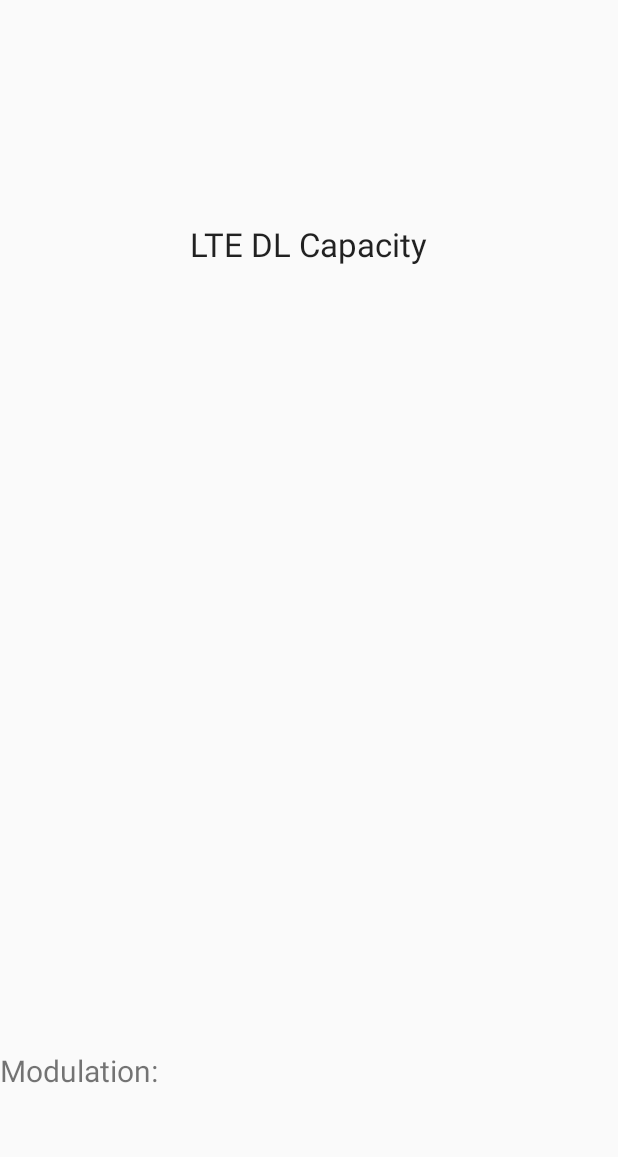
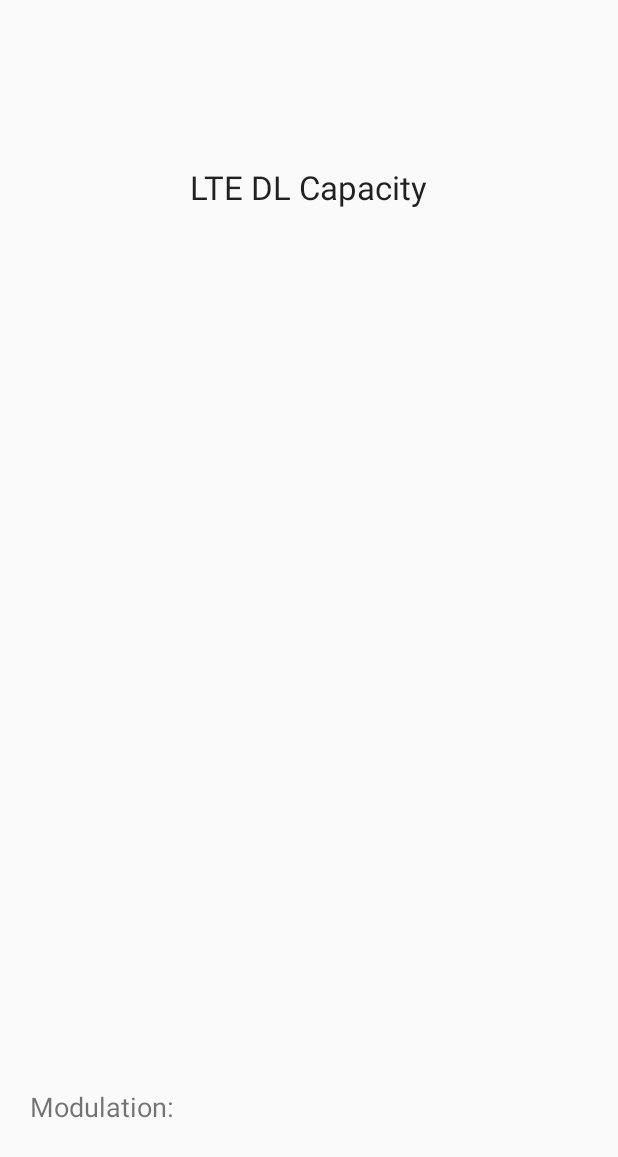
Before and after one commit to mobile-insight/mobileinsight-widgetdemo, an Android app: the layout lte_phy_widget.xml on its own in the app's theme, with its tools: preview values and no code run, on a phone screen of 412 x 824 dp. Shown: the top 1157 px of the screen. Run offline under Robolectric (Android 15) with nearby library versions, the phone set to English and light mode, and no system bars.

Commit message:
refine phy bandwidth widget UI

```diff
--- a/widget/src/main/java/net/mobileinsight/widgetdemo/LtePhyWidget.java
+++ b/widget/src/main/java/net/mobileinsight/widgetdemo/LtePhyWidget.java
@@ -131,7 +131,7 @@ public class LtePhyWidget extends AppWidgetProvider {
                 rv.setTextViewText(R.id.textView1, String.valueOf(number).concat(" Mbps"));
                 rv.setTextColor(R.id.textView1, Color.WHITE);
 
-                rv.setTextViewText(R.id.textView2, "Modulation:".concat(modulation0));
+                rv.setTextViewText(R.id.textView2, "Current modulation:".concat(modulation0));
                 float qpsk = Float.parseFloat(statistics_qpsk);
                 float qam16 = Float.parseFloat(statistics_16qam);
                 float qam64 = Float.parseFloat(statistics_64qam);
@@ -146,9 +146,9 @@ public class LtePhyWidget extends AppWidgetProvider {
                     qam16 = 0;
                     qam64 = 0;
                 }
-                rv.setTextViewText(R.id.textView3,"QPSK: "+String.format("%.2f",qpsk)+"%");
-                rv.setTextViewText(R.id.textView4,"16QAM: "+String.format("%.2f",qam16)+"%");
-                rv.setTextViewText(R.id.textView5,"64QAM: "+String.format("%.2f",qam64)+"%");
+                rv.setTextViewText(R.id.textView3,"QPSK (% in last 1s): "+String.format("%.2f",qpsk)+"%");
+                rv.setTextViewText(R.id.textView4,"16QAM (% in last 1s): "+String.format("%.2f",qam16)+"%");
+                rv.setTextViewText(R.id.textView5,"64QAM (% in last 1s): "+String.format("%.2f",qam64)+"%");
 
                 rv.setBitmap(R.id.imageView, "setImageBitmap", bmp);
 
--- a/widget/src/main/res/layout/lte_phy_widget.xml
+++ b/widget/src/main/res/layout/lte_phy_widget.xml
@@ -1,6 +1,6 @@
 <RelativeLayout xmlns:android="http://schemas.android.com/apk/res/android"
     android:layout_width="match_parent" android:layout_height="match_parent"
-    android:padding="@dimen/widget_margin" android:background="#00000000"
+    android:padding="@dimen/widget_margin"
     android:orientation= "vertical">
 
 
@@ -18,25 +18,17 @@
         android:textAppearance="?android:attr/textAppearanceLarge"
         android:text="LTE DL Capacity"
         android:id="@+id/textView1"
-        android:layout_marginTop="148dp"
+        android:layout_marginTop="110dp"
         android:layout_alignParentTop="true"
         android:layout_centerHorizontal="true" />
 
     <TextView
         android:layout_width="wrap_content"
         android:layout_height="wrap_content"
-        android:id="@+id/textView3"
-        android:textSize="20sp"
-        android:layout_alignParentBottom="true"
-        android:layout_alignParentStart="true"
-        android:layout_marginBottom="69dp" />
-
-    <TextView
-        android:layout_width="wrap_content"
-        android:layout_height="wrap_content"
         android:text="Modulation: "
         android:id="@+id/textView2"
-        android:textSize="20sp"
+        android:textSize="18sp"
+        android:layout_marginLeft="20dp"
         android:layout_alignParentStart="true"
         android:layout_above="@+id/textView3"
         android:layout_alignParentLeft="true" />
@@ -44,17 +36,27 @@
     <TextView
         android:layout_width="wrap_content"
         android:layout_height="wrap_content"
+        android:id="@+id/textView3"
+        android:layout_marginLeft="20dp"
+        android:layout_above="@+id/textView4"
+        android:textSize="18sp"
+        android:layout_alignParentStart="true" />
+
+    <TextView
+        android:layout_width="wrap_content"
+        android:layout_height="wrap_content"
         android:id="@+id/textView4"
-        android:textSize="20sp"
-        android:layout_below="@+id/textView2"
-        android:layout_alignParentStart="true"
-        android:layout_marginTop="33dp" />
+        android:textSize="18sp"
+        android:layout_marginLeft="20dp"
+        android:layout_above="@+id/textView5"
+        android:layout_alignParentStart="true" />
 
     <TextView
         android:layout_width="wrap_content"
         android:layout_height="wrap_content"
         android:id="@+id/textView5"
-        android:textSize="20sp"
+        android:textSize="18sp"
+        android:layout_marginLeft="20dp"
         android:layout_alignParentBottom="true"
         android:layout_alignParentStart="true" />
 
```
